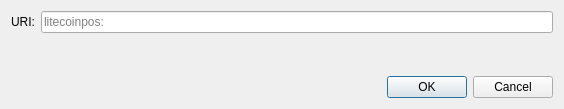
This is src/qt/forms/openuridialog.ui in ScooterCoinWallet/wallet-pos as Qt 5 draws it before an edit. The edited form follows.
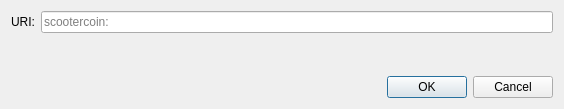
This is the edited form. Custom widgets are drawn as their Qt base class.

```diff
--- a/src/qt/forms/openuridialog.ui
+++ b/src/qt/forms/openuridialog.ui
@@ -26,7 +26,7 @@
      <item>
       <widget class="QValidatedLineEdit" name="uriEdit">
        <property name="placeholderText">
-        <string notr="true">litecoinpos:</string>
+        <string notr="true">scootercoin:</string>
        </property>
       </widget>
      </item>
```
Left out of the diff: 2 changed lines with no effect on the pictures.
